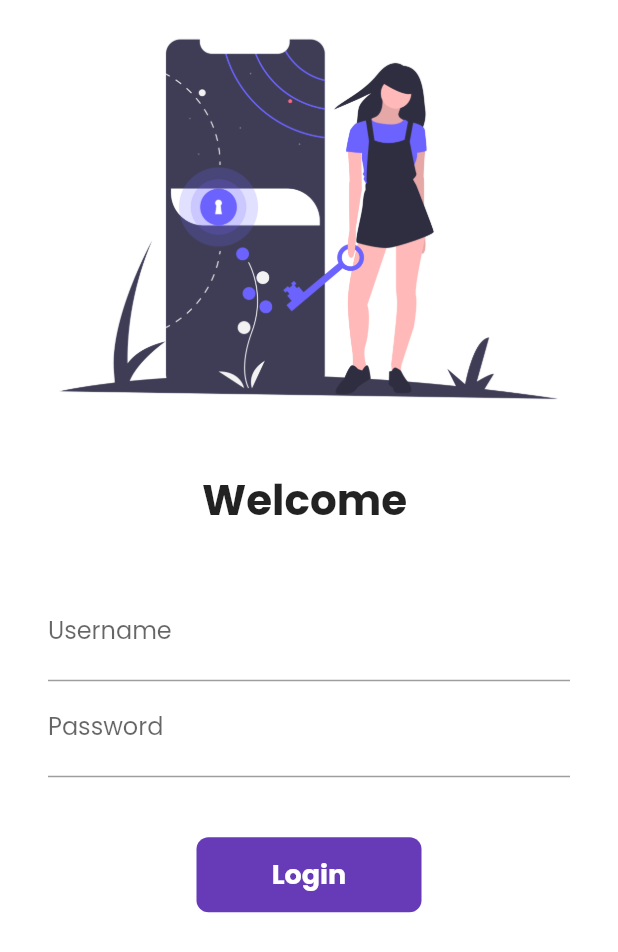
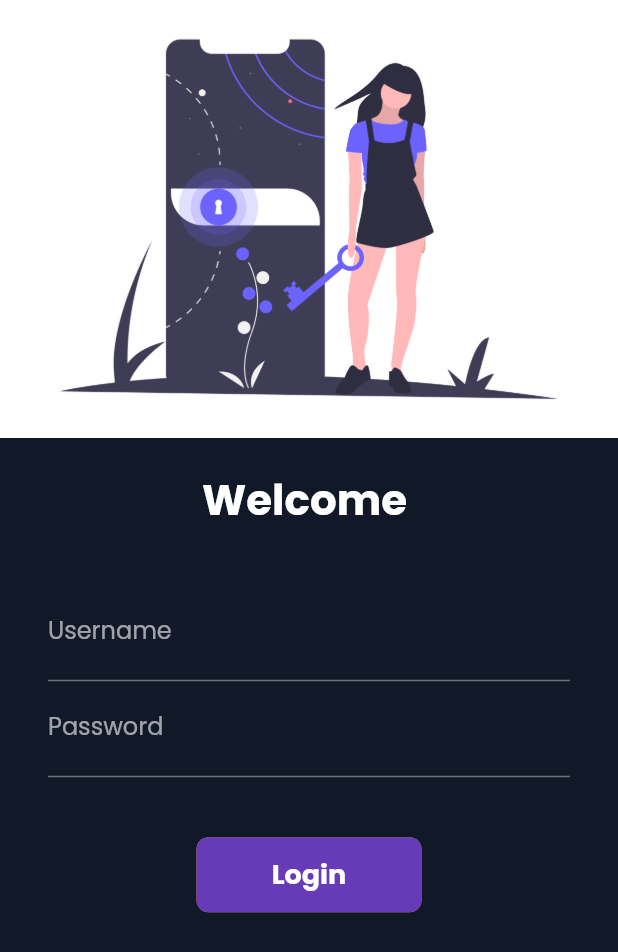
Before and after one commit to Kiran-Khadka/Catalog-App-using-Flutter-, a Flutter app: the LoginPage screen opened by its route, on a phone screen of 412 x 824 dp. Shown: the top 952 px of the screen. Run offline on Flutter 3.47's test engine with Material 2 defaults, Android fonts, the phone set to English and light mode, and no system bars; our stand-ins replace google_fonts, velocity_x; network calls fail.

Commit message:
Day 18 Completed Dark Theme and System Theme

```diff
--- a/lib/main.dart
+++ b/lib/main.dart
@@ -26,7 +26,7 @@ class MyApp extends StatelessWidget {
     return MaterialApp(
       // home: HomePage(), is commented because the routes with homeentry is being made// class is called not the function
       debugShowCheckedModeBanner: false,
-      themeMode: ThemeMode.light,
+      themeMode: ThemeMode.dark,
       theme: MyTheme.lightTheme(context),
       darkTheme: MyTheme.darkTheme(context),
       initialRoute: MyRoutes.homeRoute, // initial route
--- a/lib/pages/login_page.dart
+++ b/lib/pages/login_page.dart
@@ -1,5 +1,6 @@
 import 'package:flutter/material.dart';
 import 'package:second_app/utils/routes.dart';
+import 'package:velocity_x/velocity_x.dart';
 
 class LoginPage extends StatefulWidget {
   @override
@@ -28,7 +29,8 @@ class _LoginPageState extends State<LoginPage> {
   @override
   Widget build(BuildContext context) {
     return Material(
-        color: Colors.white,
+        ////color: Colors.white,
+        color: context.canvasColor,
         child: SingleChildScrollView(
           child: Form(
             key: _formKey,
@@ -91,7 +93,11 @@ class _LoginPageState extends State<LoginPage> {
                         height: 40.0,
                       ),
 
-                      InkWell(
+                      Material(
+                        color: context.theme.buttonColor,
+                        borderRadius:
+                            BorderRadius.circular(changeButton ? 50 : 8),
+                        child: InkWell(
                           onTap: () => moveToHome(context),
                           child: AnimatedContainer(
                             duration: Duration(seconds: 1),
@@ -117,6 +123,7 @@ class _LoginPageState extends State<LoginPage> {
                             ),
                           ),
                         ),
+                      ),
 
                       // ElevatedButton(
                       //   child: Text("Login"),
--- a/lib/widgets/homepage_widgets/catalog_header.dart
+++ b/lib/widgets/homepage_widgets/catalog_header.dart
@@ -15,7 +15,8 @@ class CatalogHeader extends StatelessWidget {
             .text
             .xl5
             .bold
-            .color(MyTheme.darkBluishColor)
+            //// .color(MyTheme.darkBluishColor)
+            .color(context.theme.accentColor)
             .make(), //xl5 is textscalefactor
         "Trending Products".text.xl2.make(),
       ],
--- a/lib/widgets/themes.dart
+++ b/lib/widgets/themes.dart
@@ -1,23 +1,43 @@
 import 'package:flutter/material.dart';
 import 'package:google_fonts/google_fonts.dart';
+import 'package:velocity_x/velocity_x.dart';
 
 class MyTheme {
   static ThemeData lightTheme(BuildContext context) => ThemeData(
       primarySwatch: Colors.deepOrange,
       fontFamily: GoogleFonts.poppins().fontFamily,
       primaryTextTheme: GoogleFonts.poppinsTextTheme(),
+      cardColor: Colors.white, // card color
+      canvasColor: kCreamColor, // canvas color
+      buttonColor: darkBluishColor, // button color
+      accentColor: darkBluishColor,
       appBarTheme: AppBarTheme(
         color: Colors.white,
-        elevation: 0,
+        elevation: 0.0,
         iconTheme: IconThemeData(color: Colors.black),
         textTheme: Theme.of(context).textTheme,
       ));
 
-  static ThemeData darkTheme(BuildContext context) =>
-      ThemeData(brightness: Brightness.dark);
+  static ThemeData darkTheme(BuildContext context) => ThemeData(
+        brightness: Brightness.dark,
+        primarySwatch: Colors.deepOrange,
+        fontFamily: GoogleFonts.poppins().fontFamily,
+        primaryTextTheme: GoogleFonts.poppinsTextTheme(),
+        cardColor: Colors.black38, // card color
+        canvasColor: darkCreamColor, // canvas color
+        buttonColor: lightBluishColor,
+        accentColor: Colors.white,
+        appBarTheme: AppBarTheme(
+          color: Colors.black,
+          elevation: 0.0,
+          iconTheme: IconThemeData(color: Colors.white),
+          textTheme: Theme.of(context).textTheme,
+        ),
+      );
 
-
-      // Colors
-      static Color kCreamColor = Color(0xfff5f5f5);
-      static Color darkBluishColor = Color(0xff403b58);
+  // Colors
+  static Color kCreamColor = Color(0xfff5f5f5);
+  static Color darkCreamColor = Vx.gray900;
+  static Color darkBluishColor = Color(0xff403b58);
+  static Color lightBluishColor = Vx.orange400;
 }
```
Also changed, not shown: lib/pages/home_details_page.dart (+9 -5 lines), lib/pages/home_page.dart (+9 -3 lines), lib/widgets/homepage_widgets/catalog_image.dart (+7 -1 lines), lib/widgets/homepage_widgets/catalog_list.dart (+6 -3 lines). Lines whose indentation alone changed are shown as unchanged.
